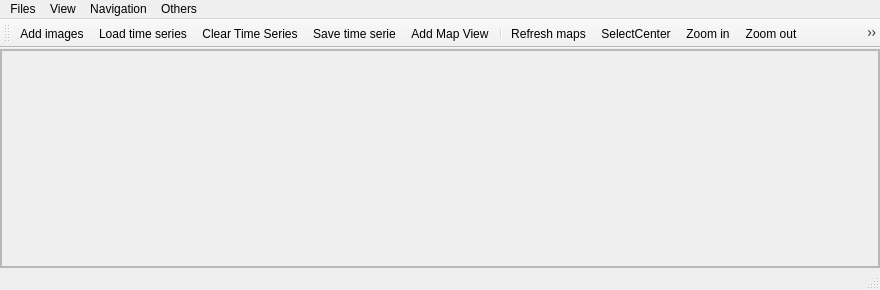
jakimowb/eo-time-series-viewer, file timeseriesviewer/ui/timeseriesviewer.ui: the form before one commit.
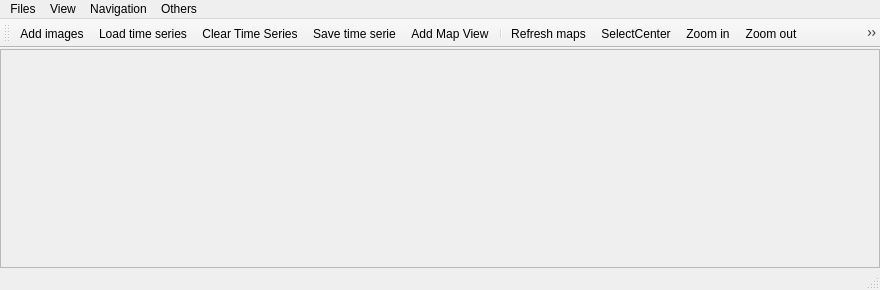
The form after the commit. Icons and pictures are not drawn. Custom widgets are drawn as their Qt base class.

What changed in the file:
```diff
--- a/timeseriesviewer/ui/timeseriesviewer.ui
+++ b/timeseriesviewer/ui/timeseriesviewer.ui
@@ -134,16 +134,6 @@
         <property name="bottomMargin">
          <number>0</number>
         </property>
-        <item>
-         <widget class="QFrame" name="frame_4">
-          <property name="frameShape">
-           <enum>QFrame::StyledPanel</enum>
-          </property>
-          <property name="frameShadow">
-           <enum>QFrame::Raised</enum>
-          </property>
-         </widget>
-        </item>
        </layout>
       </widget>
      </widget>
```
Left out of the diff: 2 changed lines with no effect on the pictures.
